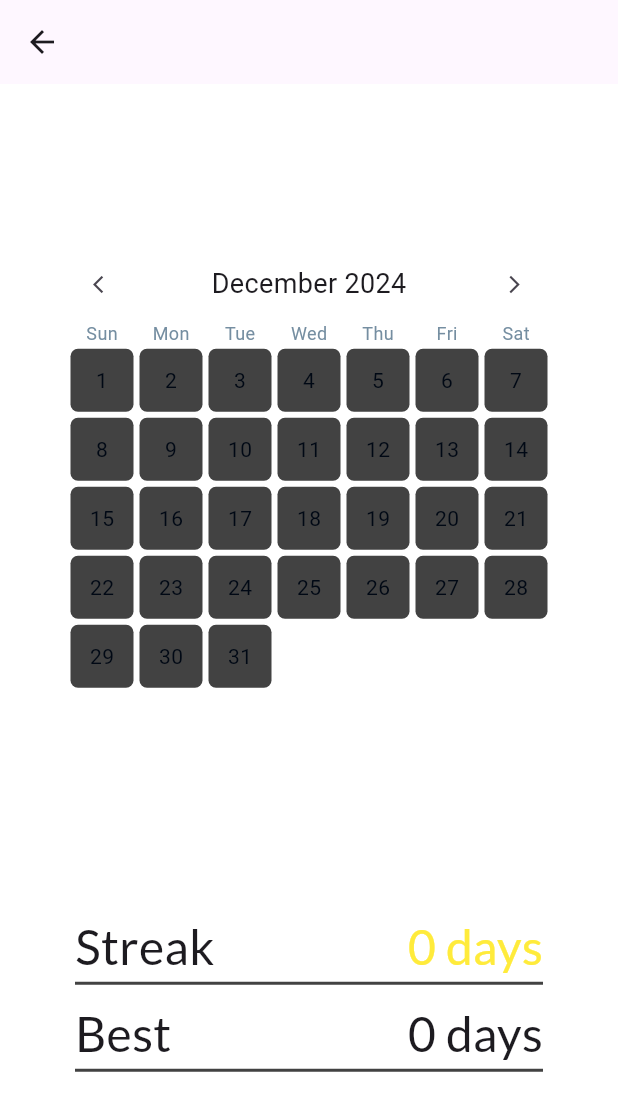
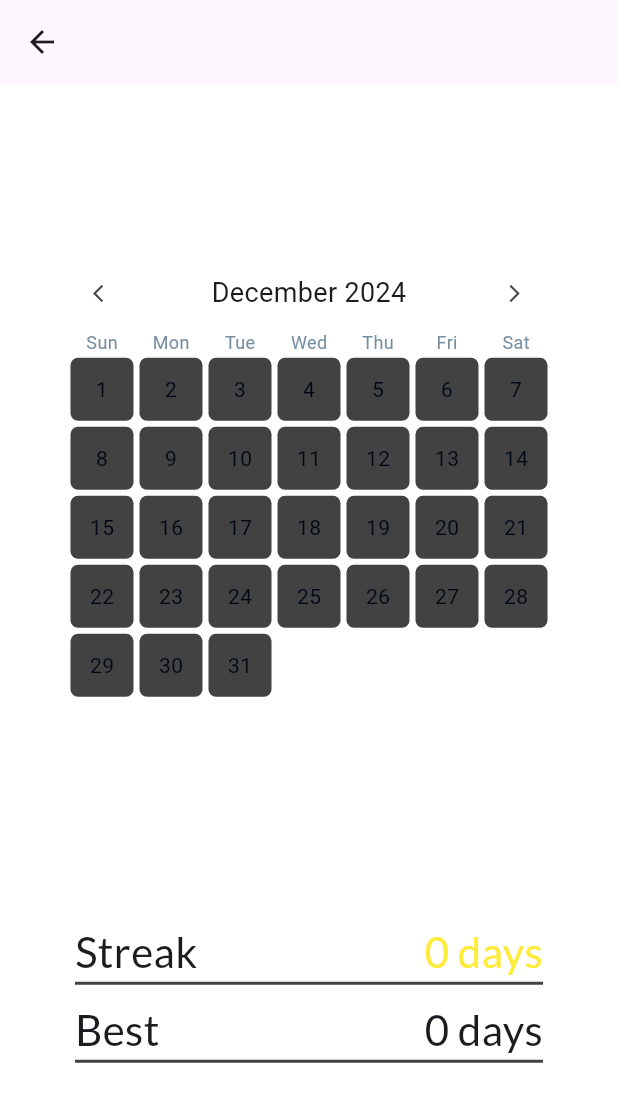
Before and after one commit to ViiSall/Fundamental-of-Mobile-Development, a Flutter app: the ProgressScreen screen opened directly with empty values, on a phone screen of 412 x 824 dp. Shown: the top 1111 px of the screen. Run offline on Flutter 3.47's test engine with Material 3 defaults, Android fonts, the light colour scheme and no system bars; our stand-ins replace carousel_slider, firebase_core, firebase_messaging, flutter_heatmap_calendar, flutter_slidable, google_fonts and 1 more; accounts and stored records are empty.

Commit message:
Final commit.

```diff
--- a/personal_project/lib/database/database_manager.dart
+++ b/personal_project/lib/database/database_manager.dart
@@ -56,10 +56,7 @@ class DatabaseManager {
 
   Future<void> _onUpgrade(Database db, int oldVersion, int newVersion) async {
     if (oldVersion < 3) {
-      // Add display_order column to existing table
       await db.execute('ALTER TABLE tb_goals ADD COLUMN display_order INTEGER DEFAULT 0');
-
-      // Initialize order based on existing IDs
       var goals = await db.query('tb_goals', orderBy: 'id ASC');
       for (var i = 0; i < goals.length; i++) {
         await db.update(
--- a/personal_project/lib/main.dart
+++ b/personal_project/lib/main.dart
@@ -4,10 +4,7 @@ import 'package:personal_project/api/firebase_api.dart';
 import 'package:personal_project/providers/app_provider.dart';
 import 'package:personal_project/providers/theme_provider.dart';
 import 'package:personal_project/route/route_manager.dart';
-import 'package:personal_project/screens/splash_screen.dart';
 import 'package:provider/provider.dart';
-
-import 'api/firebase_api.dart';
 
 final navigatorKey = GlobalKey<NavigatorState>();
 
@@ -27,7 +24,7 @@ class HabitTrackerApp extends StatelessWidget {
 
   @override
   Widget build(BuildContext context) {
-    final themeProvider = Provider.of<  ThemeProvider>(context);
+    final themeProvider = Provider.of<ThemeProvider>(context);
 
     return MaterialApp(
       debugShowCheckedModeBanner: false,
--- a/personal_project/lib/models/day_model.dart
+++ b/personal_project/lib/models/day_model.dart
@@ -3,7 +3,6 @@ import 'database_element.dart';
 class DayModel implements DatabaseElement {
   @override
   int id;
-
   final List<int> completedGoalsId;
   final DateTime date;
 
--- a/personal_project/lib/models/goal_model.dart
+++ b/personal_project/lib/models/goal_model.dart
@@ -3,7 +3,6 @@ import 'database_element.dart';
 class GoalModel implements DatabaseElement {
   @override
   int id;
-
   final String name;
   final String description;
   final List<bool> days;
--- a/personal_project/lib/providers/theme_provider.dart
+++ b/personal_project/lib/providers/theme_provider.dart
@@ -3,9 +3,7 @@ import 'package:personal_project/theme/color_theme.dart';
 
 class ThemeProvider extends ChangeNotifier {
   ThemeMode _themeMode = ThemeMode.light;
-
   ThemeMode get themeMode => _themeMode;
-
   bool get isDarkMode => _themeMode == ThemeMode.dark;
 
   void toggleTheme(bool isDark) {
--- a/personal_project/lib/screens/manage_goal_screen.dart
+++ b/personal_project/lib/screens/manage_goal_screen.dart
@@ -100,7 +100,6 @@ class ManageGoalScreen extends StatelessWidget {
                 controller: nameFieldController,
                 maxLength: 24,
                 hintText: 'My Goal',
-
               ),
               const SizedBox(height: 25),
               CustomTextFormFieldWidget(
--- a/personal_project/lib/screens/progress_screen.dart
+++ b/personal_project/lib/screens/progress_screen.dart
@@ -101,12 +101,12 @@ class ProgressScreen extends StatelessWidget {
                     children: [
                       Text(
                         'Streak',
-                        style: GoogleFonts.lato(fontSize: 32),
+                        style: GoogleFonts.lato(fontSize: 28),
                       ),
                       Text(
                         '$streak days',
                         style: GoogleFonts.lato(
-                          fontSize: 32,
+                          fontSize: 28,
                           color: ColorTheme.primary,
                         ),
                       ),
@@ -119,11 +119,11 @@ class ProgressScreen extends StatelessWidget {
                     children: [
                       Text(
                         'Best',
-                        style: GoogleFonts.lato(fontSize: 32),
+                        style: GoogleFonts.lato(fontSize: 28),
                       ),
                       Text(
                         '$bestStreak days',
-                        style: GoogleFonts.lato(fontSize: 32),
+                        style: GoogleFonts.lato(fontSize: 28),
                       ),
                     ],
                   ),
```
Also changed, not shown: personal_project/lib/respositories/goals_repository.dart (+0 -7 lines).
